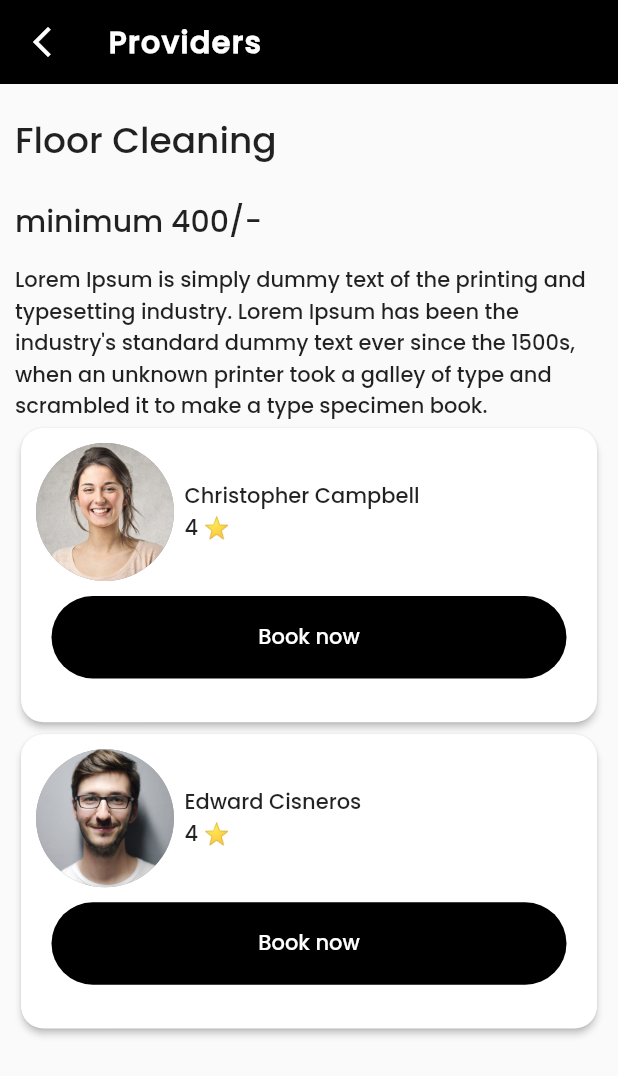
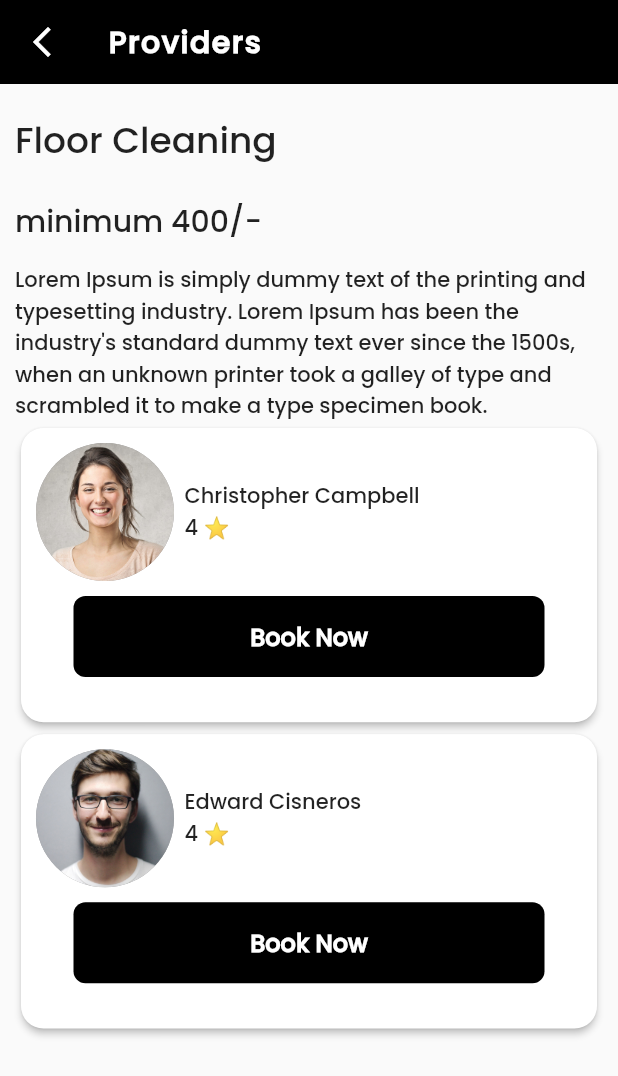
Before and after one commit to dhruvin2004/HomeService, a Flutter app: the Provider screen opened directly with empty values, on a phone screen of 412 x 824 dp. Shown: the top 1076 px of the screen. Run offline on Flutter 3.47's test engine with Material 2 defaults, Android fonts, the phone set to English and light mode, and no system bars; our stand-ins replace auto_size_text, carousel_slider, cloud_firestore, firebase_auth, firebase_core, google_fonts and 3 more; missing offline and left inert: cloud_firestore_web, firebase_auth_web, firebase_core_web, flutter_phone_direct_caller, future_progress_dialog, image_picker_for_web; accounts and stored records are empty.

Commit message:
new commit

```diff
--- a/lib/main.dart
+++ b/lib/main.dart
@@ -74,7 +74,6 @@ class _MyAppState extends State<MyApp> {
         'profile': (context) => const ProfileEdit(),
         'help': (context) => const HelpCenter(),
         'order': (context) => const orderDone(),
-        'details': (context) => const Details(),
         'contact': (context) => const ContactUs(),
       },
       debugShowCheckedModeBanner: false,
--- a/lib/scrrens/providers.dart
+++ b/lib/scrrens/providers.dart
@@ -1,6 +1,9 @@
 import 'package:flutter/cupertino.dart';
 import 'package:flutter/material.dart';
 import 'package:home_service/scrrens/variable.dart';
+import 'package:home_service/util/my_button.dart';
+
+import 'booking.dart';
 
 class Provider extends StatefulWidget {
   const Provider({Key? key}) : super(key: key);
@@ -162,25 +165,14 @@ class _ProviderState extends State<Provider> {
                               const SizedBox(
                                 height: 10,
                               ),
-                              GestureDetector(
+                              MyButton(
+                                text: "Book Now",
                                 onTap: () {
                                   Navigator.pushNamed(context, 'booking',
                                       arguments:
                                           Global.serviceProvider.indexOf(e));
                                 },
-                                child: Container(
-                                  height: h / 15,
-                                  width: w / 1.2,
-                                  decoration: BoxDecoration(
-                                      color: Colors.black,
-                                      borderRadius: BorderRadius.circular(30)),
-                                  alignment: Alignment.center,
-                                  child: const Text(
-                                    "Book now",
-                                    style: TextStyle(color: Colors.white),
-                                  ),
-                                ),
-                              )
+                              ),
                             ],
                           ),
                         ),
```
Also changed, not shown: lib/scrrens/Home.dart (+16 -1 lines), lib/scrrens/details.dart (+43 -9 lines).
